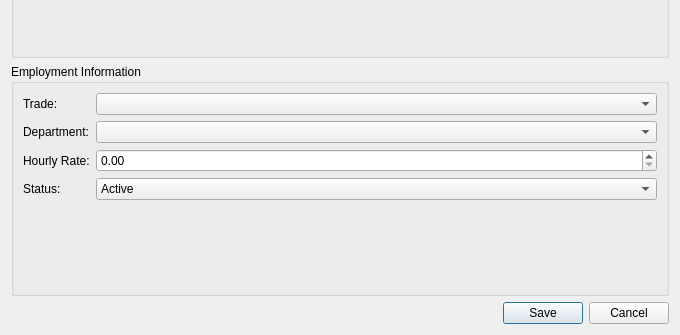
The window that app/ui/forms/add_technician.ui (Apie-dup/MaintenanceSystem) describes before a commit, drawn with Qt 5; both pictures show x 0 to 680 and y 185 to 520 of the 680 by 520 pixel window.
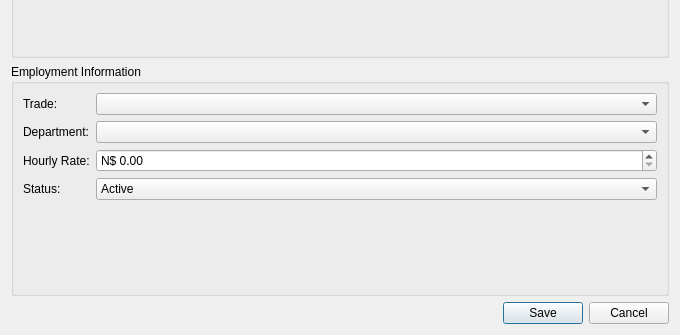
The same window after the commit.

```diff
--- a/app/ui/forms/add_technician.ui
+++ b/app/ui/forms/add_technician.ui
@@ -119,7 +119,7 @@
       <item row="2" column="1">
        <widget class="QDoubleSpinBox" name="dsbHourlyRate">
         <property name="prefix">
-         <string extracomment="N$"/>
+         <string>N$ </string>
         </property>
         <property name="decimals">
          <number>2</number>
```
